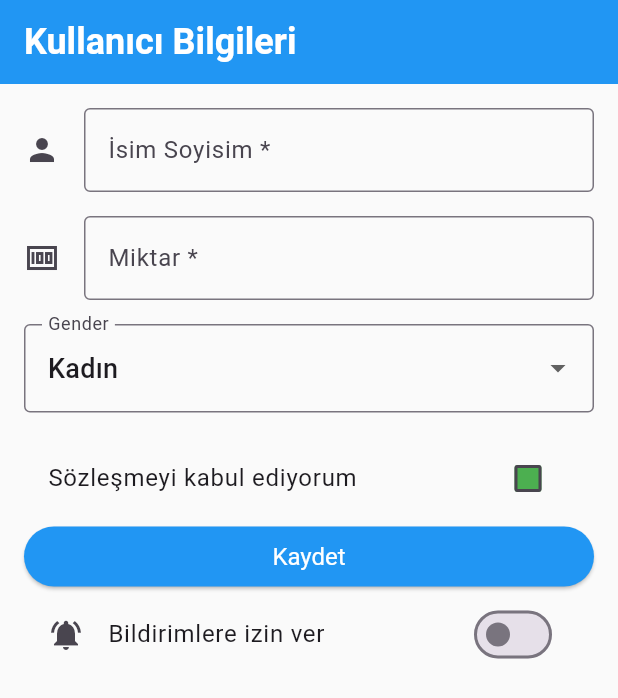
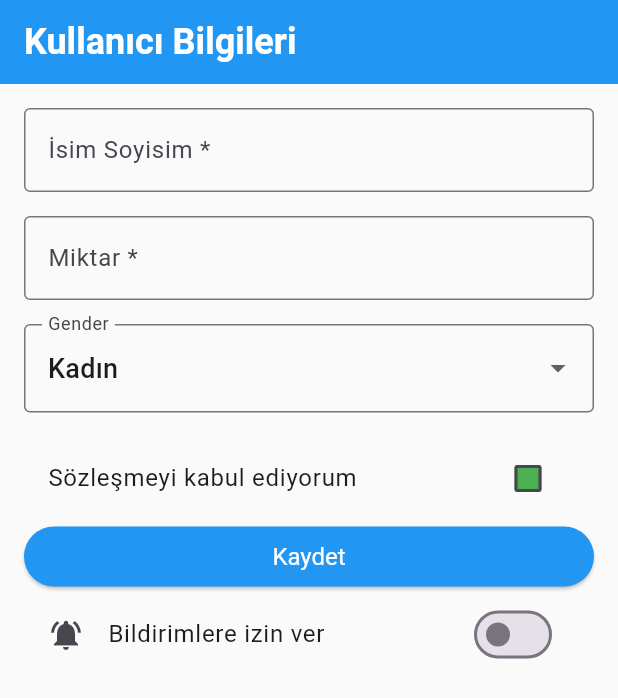
Before and after one commit to esrakalkann/kullanici_bilgi_formu, a Flutter app: the screen it shows after launch, on a phone screen of 412 x 824 dp. Shown: the top 698 px of the screen. Run offline on Flutter 3.47's test engine with Material 3 defaults, Android fonts, the phone set to English and light mode, and no system bars.

Commit message:
custom text widget

```diff
--- a/lib/screens/form_input_screen.dart
+++ b/lib/screens/form_input_screen.dart
@@ -2,10 +2,11 @@ import 'package:flutter/material.dart';
 import 'package:user_info_form/models/user_form_model.dart';
 import 'package:user_info_form/screens/form_summary_screen.dart';
 import 'package:user_info_form/theme/app_theme.dart';
+import 'package:user_info_form/widgets/custom_text_field.dart';
 
 class FormScreen extends StatefulWidget {
   final UserModel? user;
-  const FormScreen({super.key,this.user});
+  const FormScreen({super.key, this.user});
 
   @override
   State<FormScreen> createState() => _FormScreenState();
@@ -58,20 +59,11 @@ class _FormScreenState extends State<FormScreen> {
         child: Form(
           key: _formKey,
           child: ListView(
+            children: [
+              CustomTextField(
+                hint: 'What do people call you?',
+                label: 'İsim Soyisim *',
 
-            children: [
-
-              TextFormField(
-                decoration: const InputDecoration(
-                  icon: Icon(Icons.person),
-                  //hintText: 'What do people call you?',
-                  labelText: 'İsim Soyisim *',
-                ),
-                onSaved: (String? value) {
-                  // This optional block of code can be used to run
-                  // code when the user saves the form.
-                  _fullName = value ?? '';
-                },
                 validator: (value) {
                   if (value == null || value.isEmpty) {
                     return 'Lütfen isim ve soyisminizi giriniz';
@@ -82,16 +74,21 @@ class _FormScreenState extends State<FormScreen> {
                   }
                   return null;
                 },
+                keyboardType: TextInputType.numberWithOptions(),
+                onSaved: (value) {
+                  // This optional block of code can be used to run
+                  // code when the user saves the form.
+                  _fullName = value ?? '';
+                },
               ),
               const SizedBox(height: 16),
               //Flutterdocs Widget TextFormField üzerindeki örnek ile
-              TextFormField(
-                decoration: const InputDecoration(
-                  labelText: 'Miktar *',
-                  icon: Icon(Icons.money_sharp),
-                  hintText:
-                      'Lütfen çekmek istediğiniz miktarı giriniz',
-                ),
+              CustomTextField(
+                //decoration: const InputDecoration(
+                  label: 'Miktar *',
+                 // icon: Icon(Icons.money_sharp),
+                  hint: 'Lütfen çekmek istediğiniz miktarı giriniz',
+
                 onSaved: (String? value) {
                   _amount = value ?? '';
                 },
@@ -114,7 +111,7 @@ class _FormScreenState extends State<FormScreen> {
 
                 value: _gender,
                 items: const [
-                  DropdownMenuItem(value: 'female', child: Text('Kadın'),),
+                  DropdownMenuItem(value: 'female', child: Text('Kadın')),
 
                   DropdownMenuItem(value: 'male', child: Text('Erkek')),
                   DropdownMenuItem(value: 'other', child: Text('Diğer')),
@@ -122,9 +119,7 @@ class _FormScreenState extends State<FormScreen> {
                 onChanged: (value) {
                   setState(() {
                     _gender = value ?? 'female';
-
                   });
-
                 },
               ),
               const SizedBox(height: 16),
@@ -151,7 +146,6 @@ class _FormScreenState extends State<FormScreen> {
                     setState(() => _notificationsEnabled = value),
                 activeColor: AppTheme.secondaryColor,
                 secondary: const Icon(Icons.notifications_active),
-
               ),
             ],
           ),
--- /dev/null
+++ b/lib/widgets/custom_text_field.dart
@@ -0,0 +1,28 @@
+import 'package:flutter/material.dart';
+
+class CustomTextField extends StatelessWidget {
+  final String label;
+  final String hint;
+  final String? Function(String?) validator;
+  final void Function(String?)? onSaved;
+  final TextInputType keyboardType;
+
+  const CustomTextField({super.key, required this.label, required this.hint, required this.validator, this.onSaved, required this.keyboardType});
+
+
+
+  @override
+  Widget build(BuildContext context) {
+        return TextFormField(
+      decoration: InputDecoration(
+        labelText: label,
+        hintText: hint,
+      ),
+      validator: validator,
+      onSaved: onSaved,
+      keyboardType: keyboardType,
+    );
+
+
+  }
+}
```
Lines whose indentation alone changed are shown as unchanged.
